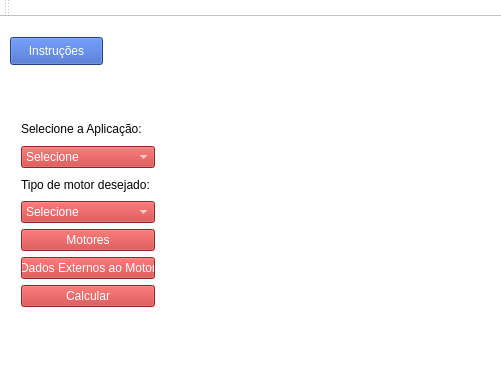
Qt form RinoMotoresV3/mainwindow.ui (RPerobeli/RinoMotores) before a commit.
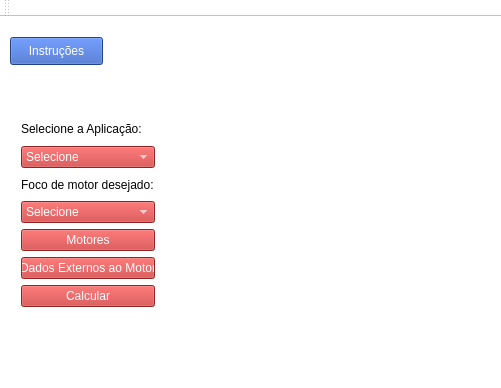
The same form after that commit. Icons and pictures are not drawn.

```diff
--- a/RinoMotoresV3/mainwindow.ui
+++ b/RinoMotoresV3/mainwindow.ui
@@ -108,7 +108,7 @@
        <item>
         <widget class="QLabel" name="label_2">
          <property name="text">
-          <string>Tipo de motor desejado:</string>
+          <string>Foco de motor desejado:</string>
          </property>
         </widget>
        </item>
```
